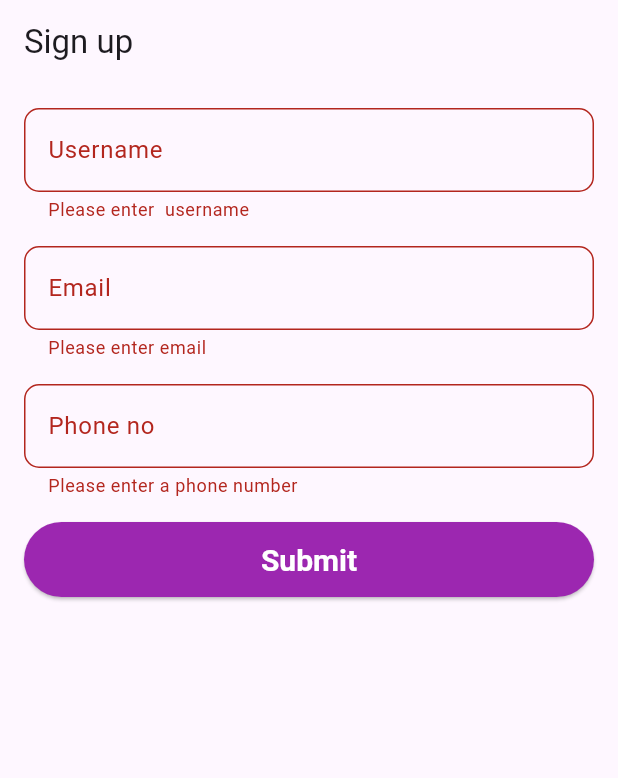
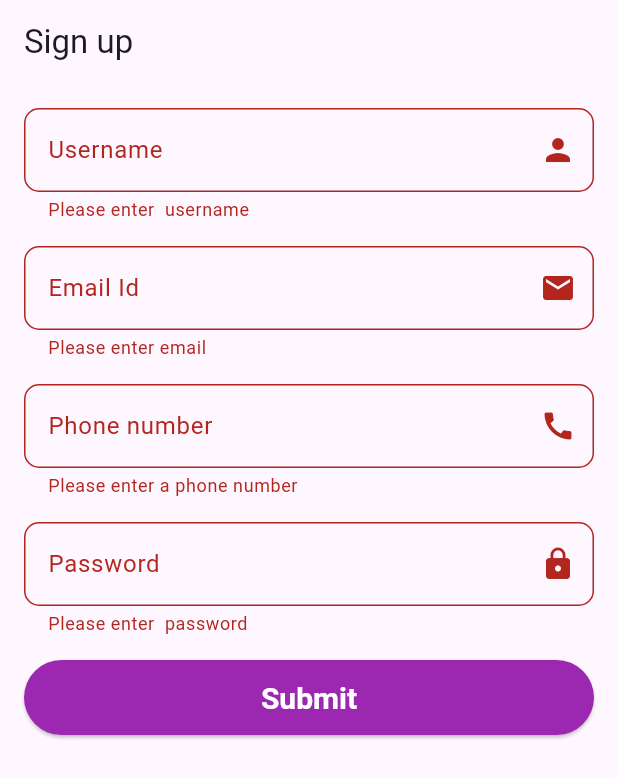
Before and after one commit to pankaj27/daily_task_and_expense_tracker, a Flutter app: the screen it shows after launch, after a tap on "Submit", on a phone screen of 412 x 824 dp. Shown: the top 778 px of the screen. Run offline on Flutter 3.47's test engine with Material 3 defaults, Android fonts, the phone set to English and light mode, and no system bars.

Commit message:
update 1.8

```diff
--- a/lib/sign_up.dart
+++ b/lib/sign_up.dart
@@ -42,6 +42,13 @@ class Signup extends StatelessWidget {
     return null;
   }
 
+  String? _validatePassword(value) {
+    if (value!.isEmpty) {
+      return 'Please enter  password';
+    }
+    return null;
+  }
+
   @override
   Widget build(BuildContext context) {
     return Scaffold(
@@ -57,11 +64,7 @@ class Signup extends StatelessWidget {
                   TextFormField(
                     keyboardType: TextInputType.name,
                     autovalidateMode: AutovalidateMode.onUserInteraction,
-                    decoration: InputDecoration(
-                      labelText: 'Username',
-                      border: OutlineInputBorder(
-                          borderRadius: BorderRadius.circular(10.0)),
-                    ),
+                    decoration: _buildinputDecoration("Username", Icons.person),
                     validator: _validateUsername,
                   ),
                   const SizedBox(
@@ -70,10 +73,7 @@ class Signup extends StatelessWidget {
                   TextFormField(
                     keyboardType: TextInputType.emailAddress,
                     autovalidateMode: AutovalidateMode.onUserInteraction,
-                    decoration: InputDecoration(
-                        labelText: 'Email',
-                        border: OutlineInputBorder(
-                            borderRadius: BorderRadius.circular(10.0))),
+                    decoration: _buildinputDecoration("Email Id", Icons.email),
                     validator: _validateEmail,
                   ),
                   const SizedBox(
@@ -82,11 +82,17 @@ class Signup extends StatelessWidget {
                   TextFormField(
                     keyboardType: TextInputType.phone,
                     autovalidateMode: AutovalidateMode.onUserInteraction,
-                    decoration: InputDecoration(
-                        labelText: 'Phone no',
-                        border: OutlineInputBorder(
-                            borderRadius: BorderRadius.circular(10.0))),
+                    decoration:
+                        _buildinputDecoration("Phone number", Icons.call),
                     validator: _validatePhone,
+                  ),
+                  const SizedBox(
+                    height: 16.0,
+                  ),
+                  TextFormField(
+                    autovalidateMode: AutovalidateMode.onUserInteraction,
+                    decoration: _buildinputDecoration("Password", Icons.lock),
+                    validator: _validatePassword,
                   ),
                   const SizedBox(
                     height: 16.0,
@@ -111,4 +117,12 @@ class Signup extends StatelessWidget {
               )),
         ));
   }
+
+  InputDecoration _buildinputDecoration(String label, IconData suffixIcon) {
+    return InputDecoration(
+      labelText: label,
+      suffixIcon: Icon(suffixIcon),
+      border: OutlineInputBorder(borderRadius: BorderRadius.circular(10.0)),
+    );
+  }
 }
```
